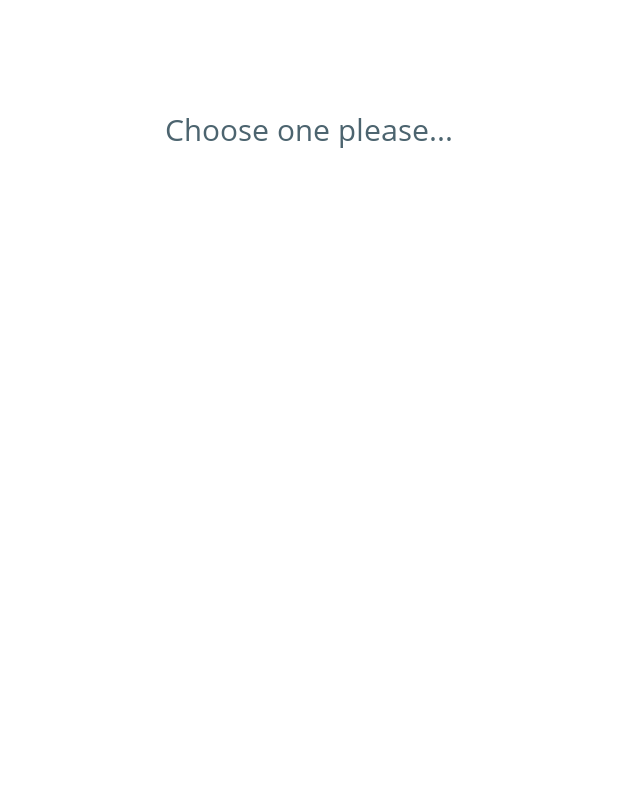
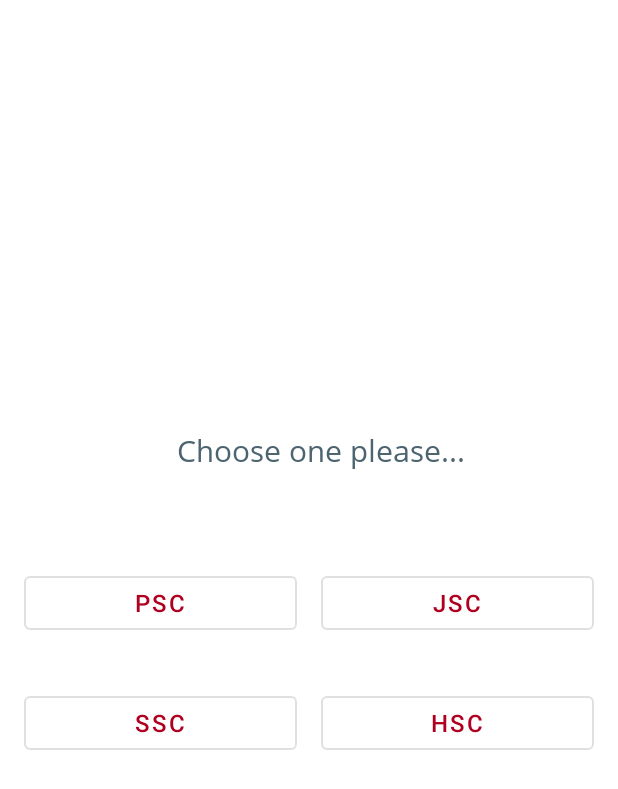
Before and after one commit to Rifat15913/exam-routine, an Android app: the screen it shows after launch (DecisionMakerActivity), on a phone screen of 412 x 824 dp. Shown: the top 789 px of the screen. Run offline under Robolectric (Android 15) with nearby library versions, the phone set to English and light mode, and no system bars; our stand-ins replace ButterKnife, Room's generated code, RxJava, Timber, data binding.

Commit message:
Select exam type and save

```diff
--- a/app/src/main/java/io/diaryofrifat/code/examroutine/ui/decisionmaker/DecisionMakerActivity.kt
+++ b/app/src/main/java/io/diaryofrifat/code/examroutine/ui/decisionmaker/DecisionMakerActivity.kt
@@ -1,8 +1,12 @@
 package io.diaryofrifat.code.examroutine.ui.decisionmaker
 
+import android.view.View
+import com.google.android.material.button.MaterialButton
 import io.diaryofrifat.code.examroutine.R
 import io.diaryofrifat.code.examroutine.databinding.ActivityDecisionMakerBinding
 import io.diaryofrifat.code.examroutine.ui.base.component.BaseActivity
+import io.diaryofrifat.code.utils.helper.Constants
+import io.diaryofrifat.code.utils.helper.SharedPrefUtils
 
 class DecisionMakerActivity : BaseActivity<DecisionMakerMvpView, DecisionMakerPresenter>() {
 
@@ -17,9 +21,20 @@ class DecisionMakerActivity : BaseActivity<DecisionMakerMvpView, DecisionMakerPr
 
     override fun startUI() {
         mBinding = viewDataBinding as ActivityDecisionMakerBinding
+        window.setBackgroundDrawable(null)
+
+        setClickListener(mBinding.buttonPsc, mBinding.buttonJsc,
+                mBinding.buttonSsc, mBinding.buttonHsc)
     }
 
     override fun stopUI() {
 
     }
+
+    override fun onClick(view: View) {
+        super.onClick(view)
+
+        SharedPrefUtils.set(Constants.PreferenceKey.EXAM_TYPE,
+                (view as MaterialButton).text.toString())
+    }
 }
--- a/app/src/main/java/io/diaryofrifat/code/utils/helper/Constants.kt
+++ b/app/src/main/java/io/diaryofrifat/code/utils/helper/Constants.kt
@@ -32,6 +32,12 @@ class Constants {
         }
     }
 
+    class PreferenceKey {
+        companion object {
+            const val EXAM_TYPE = "EXAM_TYPE"
+        }
+    }
+
     class File {
         companion object {
             val DIRECTORY_ROOT = DataUtils.getString(R.string.app_name)
--- a/app/src/main/res/layout/activity_decision_maker.xml
+++ b/app/src/main/res/layout/activity_decision_maker.xml
@@ -4,7 +4,9 @@
 
     <ScrollView
         android:layout_width="match_parent"
-        android:layout_height="match_parent">
+        android:layout_height="match_parent"
+        android:background="@color/white"
+        android:fillViewport="true">
 
         <androidx.constraintlayout.widget.ConstraintLayout
             android:layout_width="match_parent"
@@ -15,14 +17,73 @@
                 android:layout_width="wrap_content"
                 android:layout_height="wrap_content"
                 android:layout_marginStart="@dimen/margin_16"
-                android:layout_marginTop="@dimen/toolbar_extension_height"
-                android:layout_marginEnd="@dimen/margin_16"
                 android:text="@string/choose_one"
                 android:textColor="@color/text_regular"
                 android:textSize="@dimen/text_title"
+                app:layout_constraintBottom_toTopOf="@+id/constraint_layout_buttons_container"
                 app:layout_constraintEnd_toEndOf="parent"
                 app:layout_constraintStart_toStartOf="parent"
-                app:layout_constraintTop_toTopOf="parent" />
+                app:layout_constraintTop_toTopOf="parent"
+                app:layout_constraintVertical_chainStyle="packed" />
+
+            <androidx.constraintlayout.widget.ConstraintLayout
+                android:id="@+id/constraint_layout_buttons_container"
+                android:layout_width="0dp"
+                android:layout_height="wrap_content"
+                android:layout_marginTop="@dimen/margin_32"
+                app:layout_constraintBottom_toBottomOf="parent"
+                app:layout_constraintEnd_toEndOf="parent"
+                app:layout_constraintStart_toStartOf="parent"
+                app:layout_constraintTop_toBottomOf="@+id/text_view_title">
+
+                <com.google.android.material.button.MaterialButton
+                    android:id="@+id/button_psc"
+                    style="@style/Widget.MaterialComponents.Button.OutlinedButton.Custom"
+                    android:layout_marginStart="@dimen/margin_16"
+                    android:layout_marginTop="@dimen/margin_32"
+                    android:layout_marginEnd="@dimen/margin_8"
+                    android:text="@string/psc"
+                    app:layout_constraintBottom_toTopOf="@+id/button_ssc"
+                    app:layout_constraintEnd_toStartOf="@+id/button_jsc"
+                    app:layout_constraintStart_toStartOf="parent"
+                    app:layout_constraintTop_toTopOf="parent" />
+
+                <com.google.android.material.button.MaterialButton
+                    android:id="@+id/button_jsc"
+                    style="@style/Widget.MaterialComponents.Button.OutlinedButton.Custom"
+                    android:layout_marginStart="@dimen/margin_8"
+                    android:layout_marginEnd="@dimen/margin_16"
+                    android:text="@string/jsc"
+                    app:layout_constraintBottom_toBottomOf="@+id/button_psc"
+                    app:layout_constraintEnd_toEndOf="parent"
+                    app:layout_constraintStart_toEndOf="@+id/button_psc"
+                    app:layout_constraintTop_toTopOf="@+id/button_psc" />
+
+                <com.google.android.material.button.MaterialButton
+                    android:id="@+id/button_ssc"
+                    style="@style/Widget.MaterialComponents.Button.OutlinedButton.Custom"
+                    android:layout_marginStart="@dimen/margin_16"
+                    android:layout_marginTop="@dimen/margin_32"
+                    android:layout_marginEnd="@dimen/margin_8"
+                    android:layout_marginBottom="@dimen/margin_32"
+                    android:text="@string/ssc"
+                    app:layout_constraintBottom_toBottomOf="parent"
+                    app:layout_constraintEnd_toStartOf="@+id/button_hsc"
+                    app:layout_constraintStart_toStartOf="parent"
+                    app:layout_constraintTop_toBottomOf="@+id/button_psc" />
+
+                <com.google.android.material.button.MaterialButton
+                    android:id="@+id/button_hsc"
+                    style="@style/Widget.MaterialComponents.Button.OutlinedButton.Custom"
+                    android:layout_marginStart="@dimen/margin_8"
+                    android:layout_marginEnd="@dimen/margin_16"
+                    android:text="@string/hsc"
+                    app:layout_constraintBottom_toBottomOf="@+id/button_ssc"
+                    app:layout_constraintEnd_toEndOf="parent"
+                    app:layout_constraintStart_toEndOf="@+id/button_ssc"
+                    app:layout_constraintTop_toTopOf="@+id/button_ssc" />
+
+            </androidx.constraintlayout.widget.ConstraintLayout>
 
         </androidx.constraintlayout.widget.ConstraintLayout>
 
--- a/app/src/main/res/values/dimens.xml
+++ b/app/src/main/res/values/dimens.xml
@@ -113,6 +113,7 @@
     <dimen name="margin_20">20dp</dimen>
     <dimen name="margin_25">25dp</dimen>
     <dimen name="margin_30">30dp</dimen>
+    <dimen name="margin_32">32dp</dimen>
     <dimen name="margin_35">35dp</dimen>
     <dimen name="margin_40">40dp</dimen>
     <dimen name="margin_45">45dp</dimen>
--- a/app/src/main/res/values/strings.xml
+++ b/app/src/main/res/values/strings.xml
@@ -25,4 +25,8 @@
 
     <!--Decision maker page-->
     <string name="choose_one">Choose one please…</string>
+    <string name="psc">PSC</string>
+    <string name="jsc">JSC</string>
+    <string name="ssc">SSC</string>
+    <string name="hsc">HSC</string>
 </resources>
--- a/app/src/main/res/values/styles.xml
+++ b/app/src/main/res/values/styles.xml
@@ -35,4 +35,15 @@
         <item name="android:statusBarColor" tools:targetApi="lollipop">@android:color/transparent
         </item>
     </style>
+
+    <style name="AppTheme.LightStatusBar">
+        <item name="android:windowLightStatusBar" tools:targetApi="M">true</item>
+    </style>
+
+    <style name="Widget.MaterialComponents.Button.OutlinedButton.Custom">
+        <item name="android:layout_width">0dp</item>
+        <item name="android:layout_height">wrap_content</item>
+        <item name="android:textColor">@color/colorAccent</item>
+        <item name="android:textSize">@dimen/text_body</item>
+    </style>
 </resources>
```
